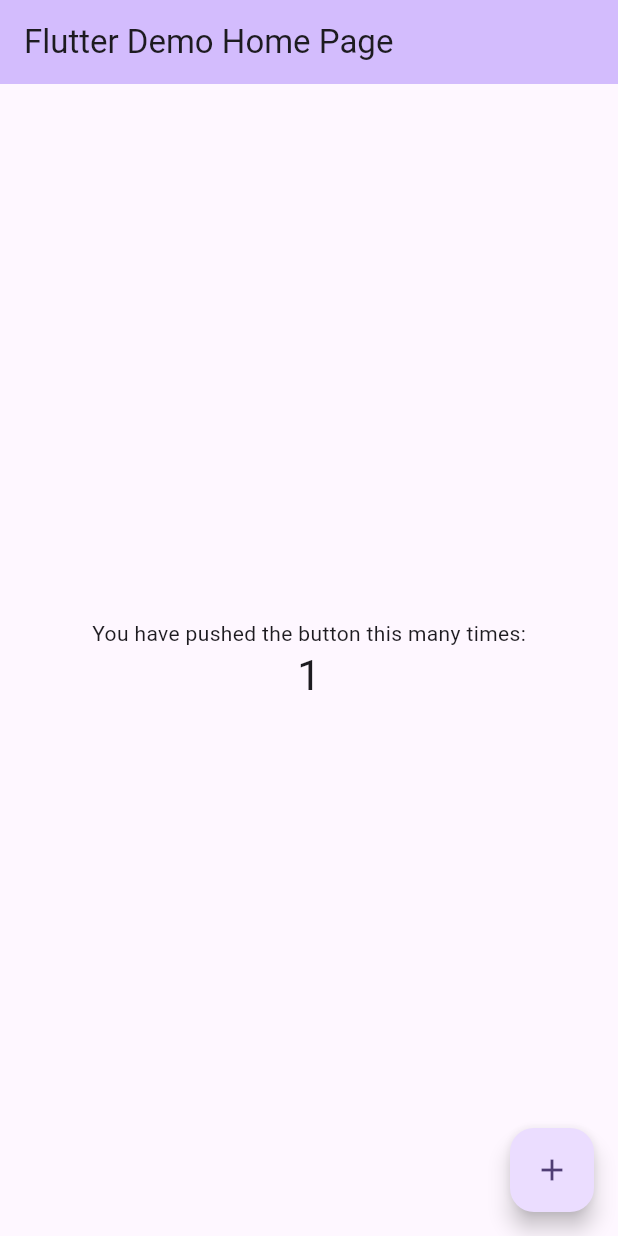
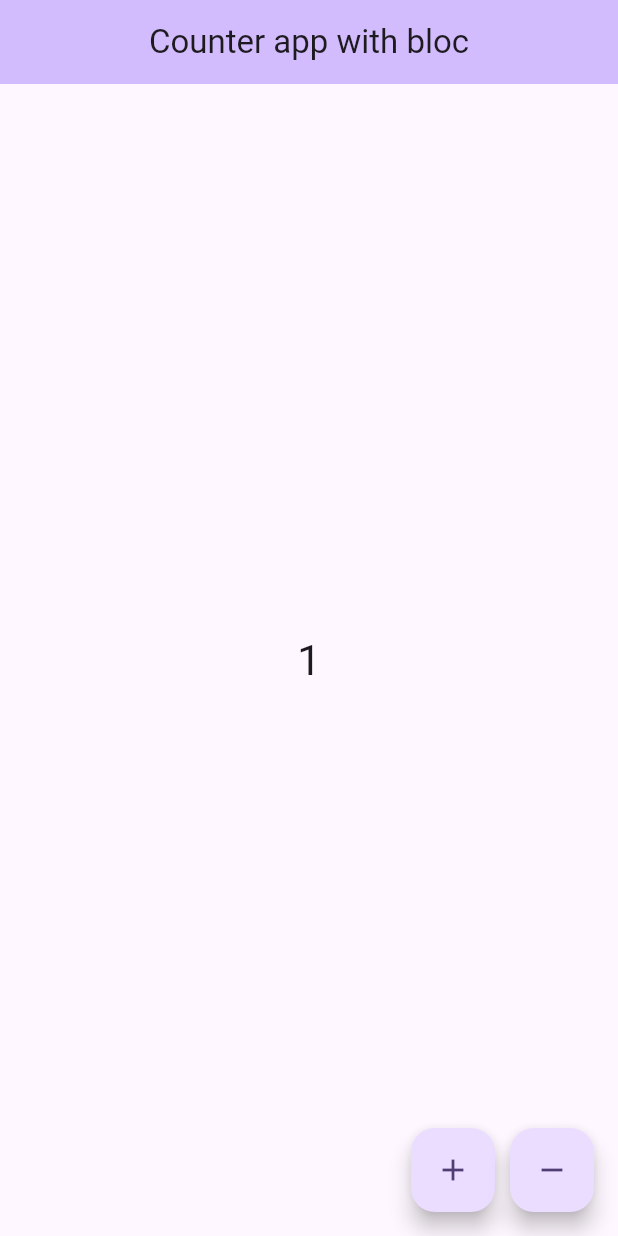
Before and after one commit to safvansafvan/counter_app-with-bloc, a Flutter app: the screen it shows after launch, after a tap on the "add" icon, on a phone screen of 412 x 824 dp. Run offline on Flutter 3.47's test engine with Material 2 defaults, Android fonts, the phone set to English and light mode, and no system bars; our stand-ins replace bloc, flutter_bloc.

Commit message:
bloc successfully integrated

```diff
--- a/lib/home.dart
+++ b/lib/home.dart
@@ -1,49 +1,54 @@
+import 'package:bloc_with_counter/logics/counter/counter_bloc.dart';
 import 'package:flutter/material.dart';
+import 'package:flutter_bloc/flutter_bloc.dart';
 
-class MyHomePage extends StatefulWidget {
+class MyHomePage extends StatelessWidget {
   const MyHomePage({super.key, required this.title});
 
   final String title;
-
-  @override
-  State<MyHomePage> createState() => _MyHomePageState();
-}
-
-class _MyHomePageState extends State<MyHomePage> {
-  int _counter = 0;
-
-  void _incrementCounter() {
-    setState(() {
-      _counter++;
-    });
-  }
 
   @override
   Widget build(BuildContext context) {
     return Scaffold(
         appBar: AppBar(
           backgroundColor: Theme.of(context).colorScheme.inversePrimary,
-        title: Text(widget.title),
+          title: Text(title),
+          centerTitle: true,
         ),
         body: Center(
-        child: Column(
+          child: BlocBuilder<CounterBloc, CounterState>(
+            builder: (context, state) {
+              return Column(
                 mainAxisAlignment: MainAxisAlignment.center,
-          children: <Widget>[
-            const Text(
-              'You have pushed the button this many times:',
-            ),
+                children: [
                   Text(
-              '$_counter',
+                    state.counterValue.toString(),
                     style: Theme.of(context).textTheme.headlineMedium,
                   ),
                 ],
+              );
+            },
           ),
         ),
-      floatingActionButton: FloatingActionButton(
-        onPressed: _incrementCounter,
+        floatingActionButton: Row(
+          mainAxisAlignment: MainAxisAlignment.end,
+          children: [
+            FloatingActionButton(
+              onPressed: () =>
+                  context.read<CounterBloc>().add(IncrementEvent()),
               tooltip: 'Increment',
               child: const Icon(Icons.add),
             ),
-    );
+            const SizedBox(
+              width: 10,
+            ),
+            FloatingActionButton(
+              onPressed: () =>
+                  context.read<CounterBloc>().add(DecrementEvent()),
+              tooltip: 'Decrement',
+              child: const Icon(Icons.remove),
+            ),
+          ],
+        ));
   }
 }
--- /dev/null
+++ b/lib/logics/counter/counter_bloc.dart
@@ -0,0 +1,14 @@
+import 'package:bloc/bloc.dart';
+import 'package:meta/meta.dart';
+
+part 'counter_event.dart';
+part 'counter_state.dart';
+
+class CounterBloc extends Bloc<CounterEvent, CounterState> {
+  CounterBloc() : super(CounterInitial()) {
+    on<IncrementEvent>((event, emit) =>
+        emit(CounterState(counterValue: state.counterValue + 1)));
+    on<DecrementEvent>((event, emit) =>
+        emit(CounterState(counterValue: state.counterValue - 1)));
+  }
+}
--- /dev/null
+++ b/lib/logics/counter/counter_event.dart
@@ -0,0 +1,8 @@
+part of 'counter_bloc.dart';
+
+@immutable
+abstract class CounterEvent {}
+
+class IncrementEvent extends CounterEvent {}
+
+class DecrementEvent extends CounterEvent {}
--- /dev/null
+++ b/lib/logics/counter/counter_state.dart
@@ -0,0 +1,10 @@
+part of 'counter_bloc.dart';
+
+class CounterState {
+  int counterValue;
+  CounterState({required this.counterValue});
+}
+
+class CounterInitial extends CounterState {
+  CounterInitial() : super(counterValue: 0);
+}
--- a/lib/main.dart
+++ b/lib/main.dart
@@ -1,5 +1,7 @@
 import 'package:bloc_with_counter/home.dart';
+import 'package:bloc_with_counter/logics/counter/counter_bloc.dart';
 import 'package:flutter/material.dart';
+import 'package:flutter_bloc/flutter_bloc.dart';
 
 void main() {
   runApp(const MyApp());
@@ -10,13 +12,17 @@ class MyApp extends StatelessWidget {
 
   @override
   Widget build(BuildContext context) {
-    return MaterialApp(
-      title: 'Flutter Demo',
-      theme: ThemeData(
-        colorScheme: ColorScheme.fromSeed(seedColor: Colors.deepPurple),
-        useMaterial3: true,
+    return BlocProvider(
+      create: (context) => CounterBloc(),
+      child: MaterialApp(
+        title: 'Counter app',
+        theme: ThemeData(
+          colorScheme: ColorScheme.fromSeed(seedColor: Colors.deepPurple),
+          useMaterial3: true,
+        ),
+        home: const MyHomePage(title: 'Counter app with bloc'),
+        debugShowCheckedModeBanner: false,
       ),
-      home: const MyHomePage(title: 'Flutter Demo Home Page'),
     );
   }
 }
--- a/pubspec.yaml
+++ b/pubspec.yaml
@@ -12,6 +12,7 @@ dependencies:
     sdk: flutter
 
   cupertino_icons: ^1.0.2
+  flutter_bloc: ^8.1.3
 
 dev_dependencies:
   flutter_test:
```
Also changed, not shown: pubspec.lock. Lines whose indentation alone changed are shown as unchanged.
